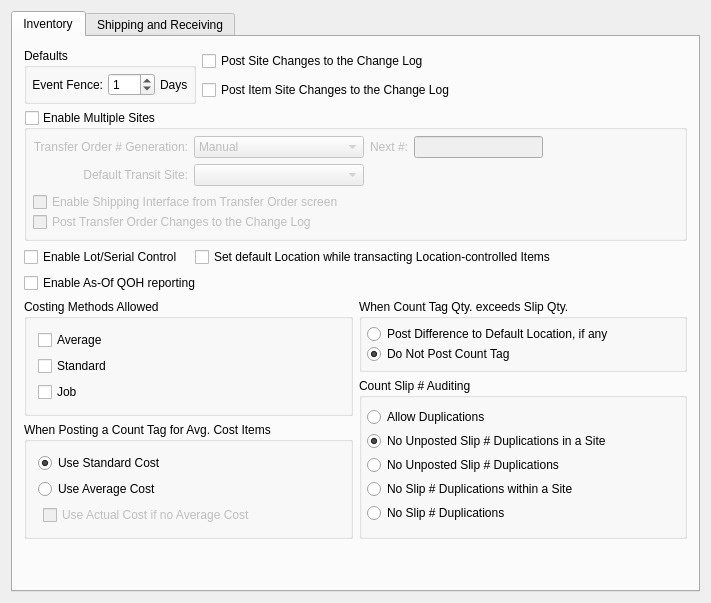
Qt form xtuple/trunk/guiclient/configureIM.ui (WooodHead/xtuple) before a commit.
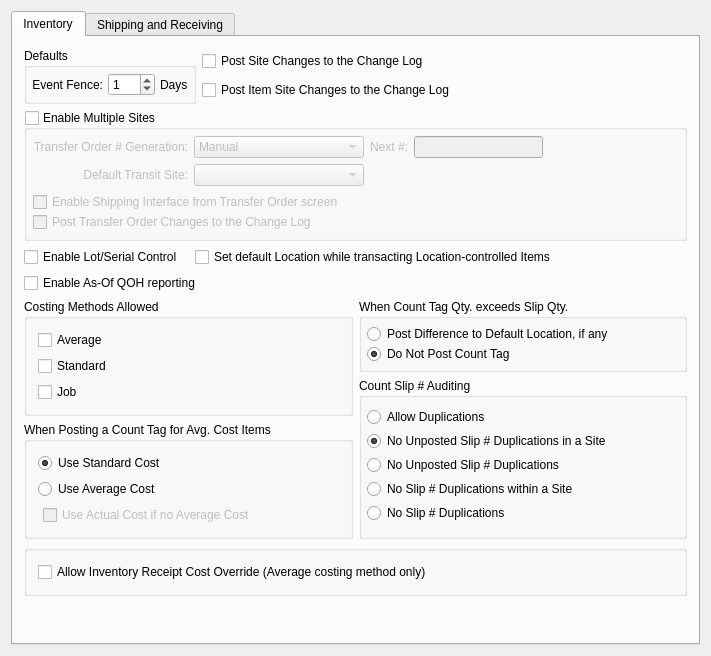
The same form after that commit. Custom widgets are drawn as their Qt base class.

Commit message: Issue #12124:implement receiving cost override

The edit to the form file:
```diff
--- a/xtuple/trunk/guiclient/configureIM.ui
+++ b/xtuple/trunk/guiclient/configureIM.ui
@@ -14,7 +14,7 @@
     <x>0</x>
     <y>0</y>
     <width>711</width>
-    <height>603</height>
+    <height>656</height>
    </rect>
   </property>
   <property name="windowTitle">
@@ -498,6 +498,22 @@
            </item>
           </layout>
          </item>
+         <item>
+          <widget class="QGroupBox" name="_receiptCostOverrideGroupBox">
+           <property name="title">
+            <string/>
+           </property>
+           <layout class="QVBoxLayout" name="verticalLayout_3">
+            <item>
+             <widget class="QCheckBox" name="_receiptCostOverride">
+              <property name="text">
+               <string>Allow Inventory Receipt Cost Override (Average costing method only)</string>
+              </property>
+             </widget>
+            </item>
+           </layout>
+          </widget>
+         </item>
          <item>
           <spacer>
            <property name="orientation">
```
The commit also changes 12 other files.
